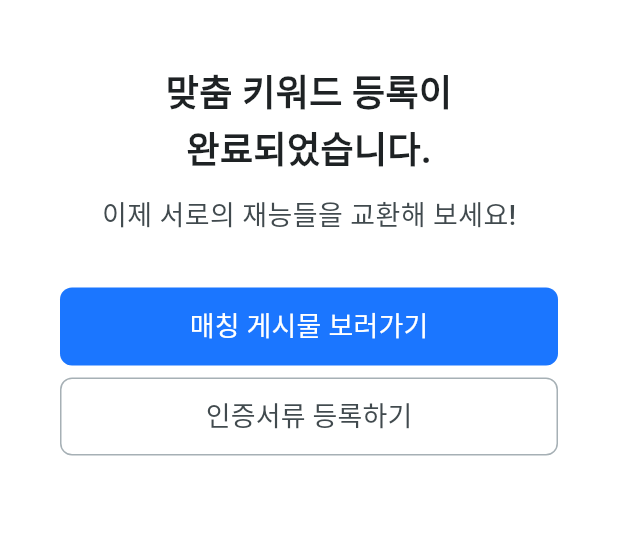
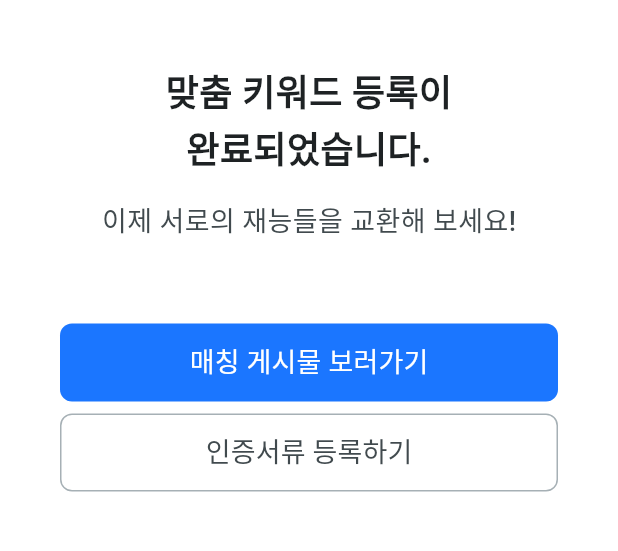
Before and after one commit to Talearnt/App-Front-Talearnt, a Flutter app: the SetTalentKeywordSuccessPage screen opened by its route, on a phone screen of 412 x 824 dp, the part 338-889 px from its top. Run offline on Flutter 3.47's test engine with Material 3 defaults, Android fonts, the phone set to English and light mode, and no system bars; our stand-ins replace animated_splash_screen, dartz, dio, flutter_svg, go_router, shared_preferences; missing offline and left inert: flutter_quill; accounts and stored records are empty; Roboto replaces fonts that are missing (Pretendard).

Commit message:
refactor : Update 화면 여백 수정
회원가입 화면
키워드 세팅 성공 화면

Related to : #344

```diff
--- a/lib/view/auth/sign_up_sub1_page.dart
+++ b/lib/view/auth/sign_up_sub1_page.dart
@@ -28,7 +28,7 @@ class SignUpSub1Page extends StatelessWidget {
             style: TextTypes.heading(color: Palette.text01),
           ),
           const SizedBox(
-            height: 24,
+            height: 32,
           ),
           Row(children: [
             SizedBox(
--- a/lib/view/auth/sign_up_sub3_page.dart
+++ b/lib/view/auth/sign_up_sub3_page.dart
@@ -34,7 +34,7 @@ class SignUpSub3Page extends StatelessWidget {
                 style: TextTypes.heading(color: Palette.text01),
               ),
               const SizedBox(
-                height: 24,
+                height: 32,
               ),
               const TextFieldLabel(
                 content: '성별',
--- a/lib/view/talent_board/set_talent_keyword_success_page.dart
+++ b/lib/view/talent_board/set_talent_keyword_success_page.dart
@@ -47,14 +47,14 @@ class SetTalentKeywordSuccessPage extends StatelessWidget {
                   '완료되었습니다.',
                   style: TextTypes.heading(color: Palette.text01),
                 ),
-                const SizedBox(height: 12),
+                const SizedBox(height: 16),
                 Text(
                   '이제 서로의 재능들을 교환해 보세요!',
                   style: TextTypes.bodyMedium01(color: Palette.text02),
                 ),
               ],
             ),
-            const SizedBox(height: 36),
+            const SizedBox(height: 56),
             Padding(
               padding: const EdgeInsets.symmetric(horizontal: 16),
               child: PrimaryM(
```
